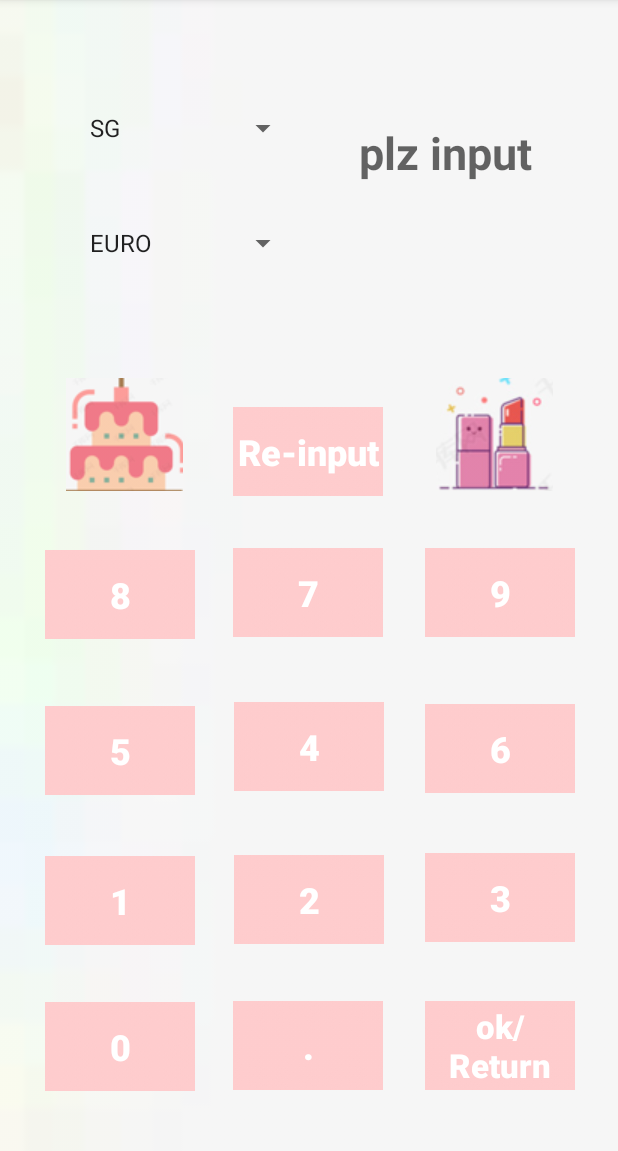
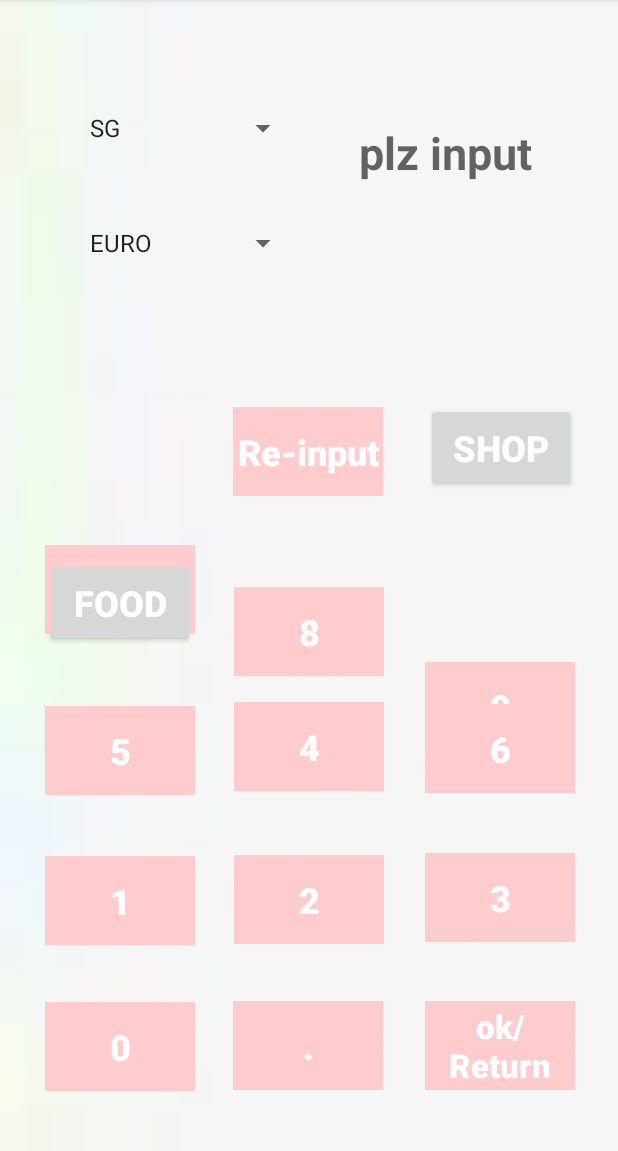
Before and after one commit to ZhaojiaLii/Android-Final-Project-, an Android app: the Note screen opened directly, with no data from a screen before it, on a phone screen of 412 x 824 dp, the part 85-1236 px from its top. Run offline under Robolectric (Android 15) with nearby library versions, the phone set to English and light mode, and no system bars.

Commit message:
fragement_upgrade + button amend

```diff
--- a/app/src/main/java/isep/lizhaojia/project1/Activities/Note.java
+++ b/app/src/main/java/isep/lizhaojia/project1/Activities/Note.java
@@ -20,8 +20,8 @@ import java.util.List;
 import isep.lizhaojia.project1.R;
 
 public class Note extends AppCompatActivity implements View.OnClickListener {
-    Button button0,buttonPoint,buttonConfirm,button1,button2,button3,button4,button5,button6,button7,button8,button9,buttonRe;
-    ImageButton imagefood,imageshopping;
+    Button button0,buttonPoint,buttonConfirm,button1,button2,button3,button4,button5,button6,button7,button8,button9,buttonRe,button_shop,button_food;
+    //ImageButton imagefood,imageshopping;
     Spinner spinnerCurrency,spinnerAccount;
     TextView textView_note;
     private String str,str1;
@@ -49,8 +49,8 @@ public class Note extends AppCompatActivity implements View.OnClickListener {
         buttonPoint = (Button) findViewById(R.id.buttonpoint);
         buttonConfirm = (Button) findViewById(R.id.confirm);
         buttonRe = (Button)findViewById(R.id.button13);
-        imagefood=(ImageButton)findViewById(R.id.imageButton_food);
-        imageshopping=(ImageButton)findViewById(R.id.imageButton3);
+        button_food = (Button) findViewById(R.id.button_food);
+        button_shop = (Button) findViewById(R.id.button_shop);
         textView_note = (TextView)findViewById(R.id.textView_note);
         spinnerAccount = (Spinner) findViewById(R.id.spinner3);
         spinnerCurrency =(Spinner)findViewById(R.id.spinner4);
@@ -78,8 +78,8 @@ public class Note extends AppCompatActivity implements View.OnClickListener {
         button7.setOnClickListener(this);
         button8.setOnClickListener(this);
         button9.setOnClickListener(this);
-        imagefood.setOnClickListener(this);
-        imageshopping.setOnClickListener(this);
+        button_shop.setOnClickListener(this);
+        button_food.setOnClickListener(this);
 
 
 
@@ -124,7 +124,7 @@ public class Note extends AppCompatActivity implements View.OnClickListener {
                     startActivity(intent4);}
                 break;
 
-            case R.id.imageButton_food:
+            case R.id.button_food:
                 food=+1;
                 break;
 
--- a/app/src/main/java/isep/lizhaojia/project1/fragments/fragment_background.java
+++ b/app/src/main/java/isep/lizhaojia/project1/fragments/fragment_background.java
@@ -19,6 +19,7 @@ public class fragment_background extends Fragment implements View.OnClickListene
     public View onCreateView(@NonNull LayoutInflater inflater, @Nullable ViewGroup container, @Nullable Bundle savedInstanceState) {
 
         View view = inflater.inflate(R.layout.background, container, false);
+
         Button blue = (Button) view.findViewById(R.id.blue);
         Button black = (Button) view.findViewById(R.id.black);
         Button pink = (Button) view.findViewById(R.id.pink);
--- a/app/src/main/res/layout/activity_note.xml
+++ b/app/src/main/res/layout/activity_note.xml
@@ -1,43 +1,23 @@
 <?xml version="1.0" encoding="utf-8"?>
-<android.support.constraint.ConstraintLayout
-    xmlns:android="http://schemas.android.com/apk/res/android"
+<android.support.constraint.ConstraintLayout xmlns:android="http://schemas.android.com/apk/res/android"
+    xmlns:app="http://schemas.android.com/apk/res-auto"
     xmlns:tools="http://schemas.android.com/tools"
-    xmlns:app="http://schemas.android.com/apk/res-auto"
     android:layout_width="match_parent"
     android:layout_height="match_parent"
     tools:context=".Activities.Note">
 
     <ImageView
         android:id="@+id/imageView"
-        android:layout_width="match_parent"
-        android:layout_height="match_parent"
+        android:layout_width="0dp"
+        android:layout_height="0dp"
         android:scaleType="fitXY"
-        android:src="@drawable/background" />
-
-    <ImageButton
-        android:id="@+id/imageButton_food"
-        android:layout_width="78dp"
-        android:layout_height="75dp"
-        android:adjustViewBounds="true"
+        android:src="@drawable/background"
         app:layout_constraintBottom_toBottomOf="parent"
         app:layout_constraintEnd_toEndOf="parent"
-        app:layout_constraintHorizontal_bias="0.132"
+        app:layout_constraintHorizontal_bias="1.0"
         app:layout_constraintStart_toStartOf="parent"
         app:layout_constraintTop_toTopOf="parent"
-        app:layout_constraintVertical_bias="0.365"
-        app:srcCompat="@drawable/food" />
-
-    <ImageButton
-        android:id="@+id/imageButton3"
-        android:layout_width="78dp"
-        android:layout_height="75dp"
-        app:layout_constraintBottom_toBottomOf="parent"
-        app:layout_constraintEnd_toEndOf="parent"
-        app:layout_constraintHorizontal_bias="0.87"
-        app:layout_constraintStart_toStartOf="parent"
-        app:layout_constraintTop_toTopOf="parent"
-        app:layout_constraintVertical_bias="0.365"
-        app:srcCompat="@drawable/cosmetics" />
+        app:layout_constraintVertical_bias="0.0" />
 
     <Spinner
         android:id="@+id/spinner3"
@@ -77,15 +57,17 @@
         android:textStyle="bold"
         app:layout_constraintBottom_toBottomOf="parent"
         app:layout_constraintEnd_toEndOf="parent"
-        app:layout_constraintHorizontal_bias="0.498"
+        app:layout_constraintHorizontal_bias="0.096"
         app:layout_constraintStart_toStartOf="parent"
         app:layout_constraintTop_toTopOf="parent"
-        app:layout_constraintVertical_bias="0.516" />
+        app:layout_constraintVertical_bias="0.514" />
 
     <Button
         android:id="@+id/button8"
         android:layout_width="100dp"
         android:layout_height="59dp"
+        android:layout_marginTop="8dp"
+        android:layout_marginBottom="264dp"
         android:background="@drawable/lightpink"
         android:text="8"
         android:textAlignment="center"
@@ -95,15 +77,15 @@
         android:textStyle="bold"
         app:layout_constraintBottom_toBottomOf="parent"
         app:layout_constraintEnd_toEndOf="parent"
-        app:layout_constraintHorizontal_bias="0.096"
+        app:layout_constraintHorizontal_bias="0.501"
         app:layout_constraintStart_toStartOf="parent"
-        app:layout_constraintTop_toTopOf="parent"
-        app:layout_constraintVertical_bias="0.518" />
+        app:layout_constraintTop_toBottomOf="@+id/button13" />
 
     <Button
         android:id="@+id/button9"
         android:layout_width="100dp"
         android:layout_height="59dp"
+        android:layout_marginBottom="264dp"
         android:background="@drawable/lightpink"
         android:text="9"
         android:textAlignment="center"
@@ -115,8 +97,8 @@
         app:layout_constraintEnd_toEndOf="parent"
         app:layout_constraintHorizontal_bias="0.909"
         app:layout_constraintStart_toStartOf="parent"
-        app:layout_constraintTop_toTopOf="parent"
-        app:layout_constraintVertical_bias="0.516" />
+        app:layout_constraintTop_toBottomOf="@+id/button_shop"
+        app:layout_constraintVertical_bias="0.979" />
 
     <Button
         android:id="@+id/button4"
@@ -313,4 +295,34 @@
         app:layout_constraintTop_toTopOf="parent"
         app:layout_constraintVertical_bias="0.073" />
 
+    <Button
+        android:id="@+id/button_food"
+        android:layout_width="100dp"
+        android:layout_height="59dp"
+        android:layout_marginStart="8dp"
+        android:layout_marginEnd="8dp"
+        android:layout_marginBottom="336dp"
+        android:text="FOOD"
+        android:textColor="@android:color/white"
+        android:textSize="24sp"
+        android:textStyle="bold"
+        app:layout_constraintBottom_toBottomOf="parent"
+        app:layout_constraintEnd_toStartOf="@+id/button13"
+        app:layout_constraintHorizontal_bias="0.564"
+        app:layout_constraintStart_toStartOf="parent" />
+
+    <Button
+        android:id="@+id/button_shop"
+        android:layout_width="100dp"
+        android:layout_height="59dp"
+        android:text="SHOP"
+        android:textColor="@android:color/white"
+        android:textSize="24sp"
+        android:textStyle="bold"
+        app:layout_constraintBottom_toBottomOf="parent"
+        app:layout_constraintEnd_toEndOf="parent"
+        app:layout_constraintStart_toEndOf="@+id/button13"
+        app:layout_constraintTop_toTopOf="parent"
+        app:layout_constraintVertical_bias="0.38" />
+
 </android.support.constraint.ConstraintLayout>
```
Also changed, not shown: app/src/main/java/isep/lizhaojia/project1/fragments/fragment_upgrade.java (+6 -1 lines), app/src/main/res/layout/fragment_upgrade.xml (added, +42 -0 lines).
